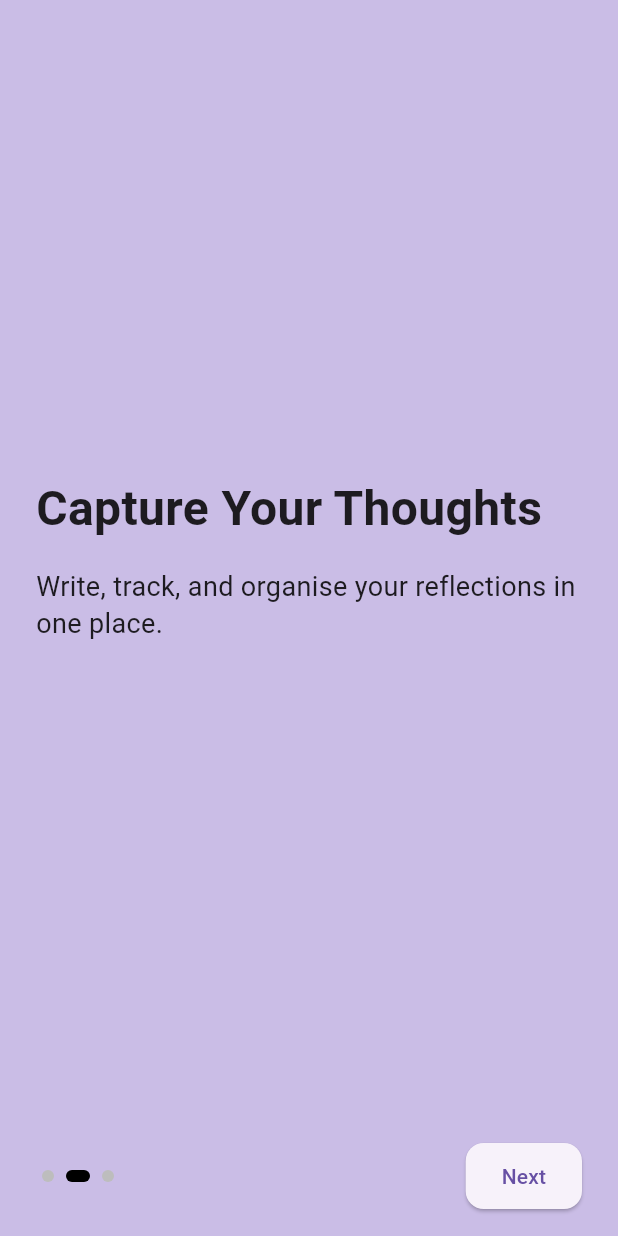
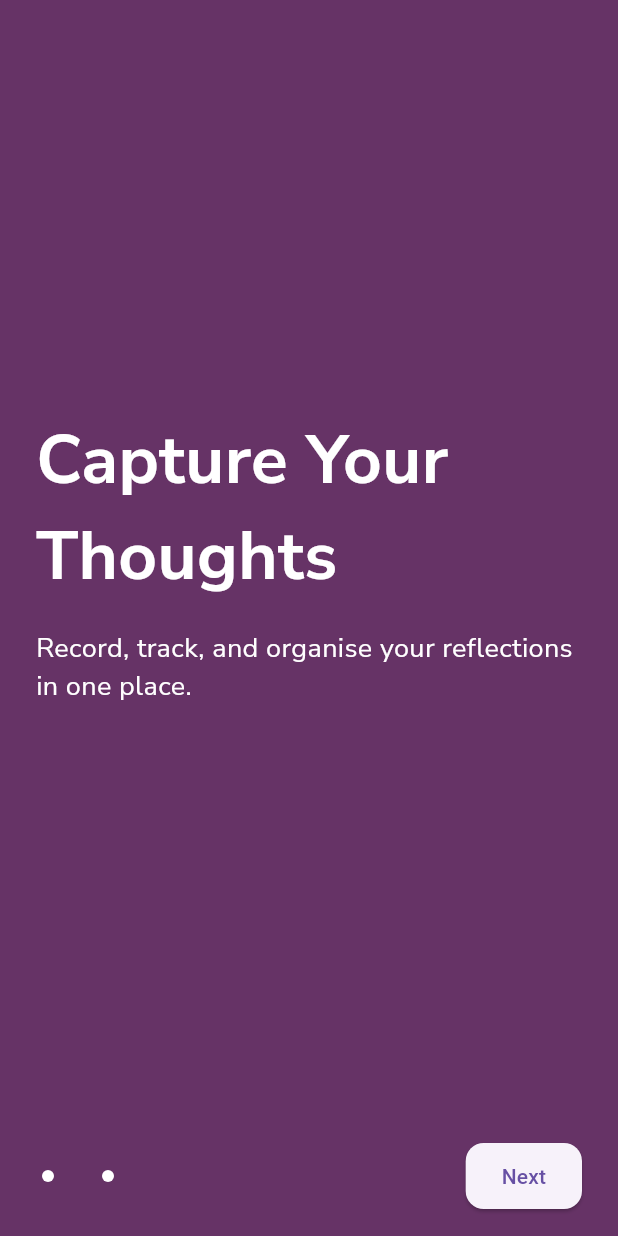
Before and after one commit to ibhaze/Flutterproject1, a Flutter app: the screen it shows after launch, after a tap on "Next", on a phone screen of 412 x 824 dp. Run offline on Flutter 3.47's test engine with Material 3 defaults, Android fonts, the light colour scheme and no system bars; our stand-ins replace google_fonts.

Commit message:
changed whole theme of app to fontys like theme

```diff
--- a/rflct/lib/pages/home_page.dart
+++ b/rflct/lib/pages/home_page.dart
@@ -9,7 +9,7 @@ class HomePage extends StatelessWidget {
     return Scaffold(
       appBar: AppBar(
         title: Text("Home", style: GoogleFonts.nunito()),
-        backgroundColor: const Color(0xFFCABDE6),
+        backgroundColor: const Color(0xFF663366),
       ),
       body: Center(
         child: Text(
--- a/rflct/lib/pages/loading_page.dart
+++ b/rflct/lib/pages/loading_page.dart
@@ -61,7 +61,7 @@ class _LoadingPageState extends State<LoadingPage> {
   @override
   Widget build(BuildContext context) {
     return Scaffold(
-      backgroundColor: const Color(0xFFCABDE6),
+      backgroundColor: const Color(0xFF663366),
 
       body: Center(
         child: TweenAnimationBuilder(
@@ -91,6 +91,7 @@ class _LoadingPageState extends State<LoadingPage> {
             style: GoogleFonts.nunito(
               fontSize: 70,
               fontWeight: FontWeight.w600,
+              color: Colors.white,
             ),
           ),
         ),
--- a/rflct/lib/pages/onboarding_page.dart
+++ b/rflct/lib/pages/onboarding_page.dart
@@ -1,4 +1,5 @@
 import 'package:flutter/material.dart';
+import 'package:google_fonts/google_fonts.dart';
 import 'package:rflct/pages/home_page.dart';
 
 class OnboardingPage extends StatefulWidget {
@@ -60,7 +61,7 @@ class _OnboardingPageState extends State<OnboardingPage> {
     }
   }
 
-  // Single onboarding page layout
+  //  onboarding pages layout
   Widget _buildPage({
     required String title,
     required String description,
@@ -73,17 +74,19 @@ class _OnboardingPageState extends State<OnboardingPage> {
         children: [
           Text(
             title,
-            style: const TextStyle(
-              fontSize: 32,
+            style: GoogleFonts.nunitoSans(
+              fontSize: 45,
               fontWeight: FontWeight.bold,
+              color:Colors.white
             ),
           ),
           const SizedBox(height: 16),
           Text(
             description,
-            style: const TextStyle(
+            style:  GoogleFonts.nunitoSans(
               fontSize: 18,
               height: 1.4,
+              color:Colors.white
             ),
           ),
         ],
@@ -104,7 +107,7 @@ class _OnboardingPageState extends State<OnboardingPage> {
           width: isActive ? 16 : 8,
           height: 8,
           decoration: BoxDecoration(
-            color: isActive ? Colors.black : Colors.grey.shade400,
+               color: isActive ? const Color(0xFF663366) : Colors.white,
             borderRadius: BorderRadius.circular(4),
           ),
         );
@@ -115,7 +118,7 @@ class _OnboardingPageState extends State<OnboardingPage> {
   @override
   Widget build(BuildContext context) {
     return Scaffold(
-      backgroundColor: const Color(0xFFCABDE6),
+      backgroundColor: Color(0xFF663366),
       body: SafeArea(
         child: Column(
           children: [
@@ -140,7 +143,7 @@ class _OnboardingPageState extends State<OnboardingPage> {
                   _buildPage(
                     title: 'Capture Your Thoughts',
                     description:
-                        'Write, track, and organise your reflections in one place.',
+                        'Record, track, and organise your reflections in one place.',
                   ),
                   _buildPage(
                     title: 'Grow with Intention',
```
